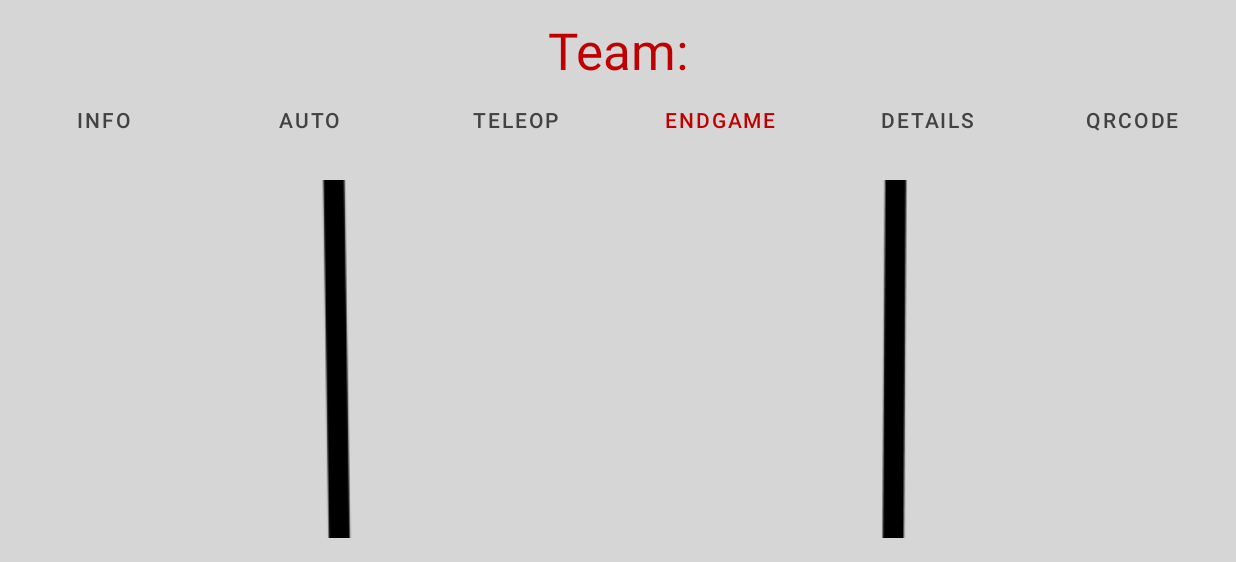
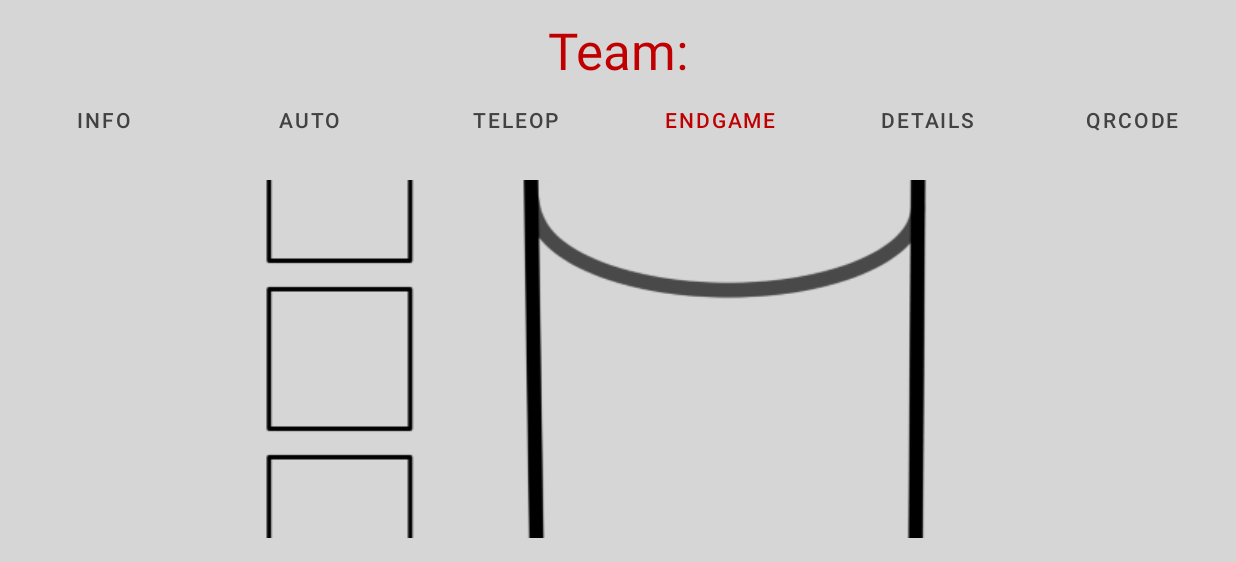
Before and after one commit to team-2073-eagleforce/EagleforceScoutingApplication, an Android app: the screen it shows after launch (ScoutingFormActivity), tab 4 chosen, on a phone screen of 824 x 412 dp (held sideways), the part 56-618 px from its top. Run offline under Robolectric (Android 15) with nearby library versions, the phone set to English and light mode, and no system bars; our stand-ins replace Timber; libraries missing offline, so code that uses them is left out: com.journeyapps.barcodescanner, com.mikepenz.materialdrawer, com.opencsv, com.opencsv.exceptions, rx.subscriptions; 6 statements that could not run were skipped.

Commit message:
Finished Endgame, Traps are not properly syncrhonized yet

```diff
--- a/app/src/main/java/com/team2073/eagleforcescoutingapplication/activities/fragment/ui/UIEndGameFragment.java
+++ b/app/src/main/java/com/team2073/eagleforcescoutingapplication/activities/fragment/ui/UIEndGameFragment.java
@@ -8,6 +8,7 @@ import android.view.LayoutInflater;
 import android.view.View;
 import android.view.ViewGroup;
 import android.view.inputmethod.InputMethodManager;
+import android.widget.ImageButton;
 import android.widget.TextView;
 
 import androidx.annotation.NonNull;
@@ -19,6 +20,7 @@ import com.team2073.eagleforcescoutingapplication.R;
 import com.team2073.eagleforcescoutingapplication.activities.fragment.PageViewModel;
 import com.team2073.eagleforcescoutingapplication.databinding.AddSubtractValuesBinding;
 import com.team2073.eagleforcescoutingapplication.databinding.UiFragmentEndgameBinding;
+import com.team2073.eagleforcescoutingapplication.databinding.UiFragmentTeleopBinding;
 import com.team2073.eagleforcescoutingapplication.framework.presenter.ScoutingFormPresenter;
 
 import timber.log.Timber;
@@ -28,8 +30,10 @@ public class UIEndGameFragment extends Fragment {
     private static final String ARG_SECTION_NUMBER = "Detail";
     private ScoutingFormPresenter scoutingFormPresenter;
     private UiFragmentEndgameBinding fragmentEndgameBinding;
-    private AddSubtractValuesBinding defensePerform;
-    private AddSubtractValuesBinding driverPerform;
+    //private UiFragmentTeleopBinding fragmentTeleopBinding;
+    //private UITeleopFragment fragmentTeleop;
+    //private AddSubtractValuesBinding defensePerform;
+    //private AddSubtractValuesBinding driverPerform;
 
 
     public static UIEndGameFragment newInstance(int index) {
@@ -62,9 +66,11 @@ public class UIEndGameFragment extends Fragment {
     @Override
     public void onViewCreated(@NonNull View view, @Nullable Bundle savedInstanceState) {
         initDataFields();
-        initTextFields();
+        //initTextFields();
         toggleClimb();
-        toggleTrap();
+        fragmentEndgameBinding.endTrap.trapOne.setOnClickListener(endTrapOne -> toggle_trap(fragmentEndgameBinding.endTrap.trapOne, "trapOne"));
+        fragmentEndgameBinding.endTrap.trapTwo.setOnClickListener(endTrapTwo -> toggle_trap(fragmentEndgameBinding.endTrap.trapTwo, "trapTwo"));
+        fragmentEndgameBinding.endTrap.trapThree.setOnClickListener(endTrapThree -> toggle_trap(fragmentEndgameBinding.endTrap.trapThree, "trapThree"));
         //togglePerformanceRatings();
         //editTextToggle();
     }
@@ -80,22 +86,43 @@ public class UIEndGameFragment extends Fragment {
 
     }
 
-    private void initTextFields() {
-        driverPerform.formField.setText(getResources().getString(R.string.driver_performance));
-        driverPerform.formScore.setText("0");
+    //private void initTextFields() {
+        //driverPerform.formField.setText(getResources().getString(R.string.driver_performance));
+        //driverPerform.formScore.setText("0");
 
-        defensePerform.formField.setText(getResources().getString(R.string.defense_performance));
-        defensePerform.formScore.setText("0");
-    }
+    //    defensePerform.formField.setText(getResources().getString(R.string.defense_performance));
+    //    defensePerform.formScore.setText("0");
+   // }
+
 
     private void toggleClimb() {
         fragmentEndgameBinding.endStageClimb.setOnClickListener(stageClimb ->
                 fragmentEndgameBinding.endStageClimb.setImageResource(scoutingFormPresenter.toggleClimb("endStageClimb")));
+
     }
 
-    //TODO Add the trap layout
-    private void toggleTrap() {
-        //fragmentEndgameBinding.endTrap.setOnClickListener(trap -> fragmentEndgameBinding.endTrap.setImageResource());
+
+
+    private void toggle_trap(ImageButton trapButtonEndgame, String trapNumber) {
+        if (readData(trapNumber).equals("0")) {
+            trapButtonEndgame.setImageResource(R.drawable.filled_trap_box);
+            //fragmentTeleopBinding.teleopTrap.trapOne.setImageResource(R.drawable.filled_trap_box);
+            saveData(trapNumber, "1");
+        } else {
+            trapButtonEndgame.setImageResource(R.drawable.empty_trap_box);
+            saveData(trapNumber, "0");
+
+        }
+        Timber.d("%s:%s", trapNumber, scoutingFormPresenter.readData(trapNumber));
+
+    }
+
+    public String readData(String key) {
+        return scoutingFormPresenter.readData(key);
+    }
+
+    public void saveData(String key, String data) {
+        scoutingFormPresenter.saveData(key, data);
     }
 
 
--- /dev/null
+++ b/app/src/main/res/layout/trap_layout_vertical.xml
@@ -0,0 +1,36 @@
+<?xml version="1.0" encoding="utf-8"?>
+<androidx.constraintlayout.widget.ConstraintLayout xmlns:android="http://schemas.android.com/apk/res/android"
+    android:layout_width="wrap_content"
+    android:layout_height="wrap_content"
+    xmlns:app="http://schemas.android.com/apk/res-auto">
+
+    <LinearLayout
+        android:layout_width="wrap_content"
+        android:layout_height="wrap_content"
+        android:orientation="vertical"
+        app:layout_constraintStart_toStartOf="parent"
+        app:layout_constraintTop_toTopOf="parent">
+
+        <ImageButton
+            android:id="@+id/trap_one"
+            android:layout_width="wrap_content"
+            android:layout_height="wrap_content"
+            android:background="@drawable/empty_trap_box"
+            android:layout_marginBottom="12dp"/>
+
+        <ImageButton
+            android:id="@+id/trap_two"
+            android:layout_width="wrap_content"
+            android:layout_height="wrap_content"
+            android:background="@drawable/empty_trap_box"
+            android:layout_marginBottom="12dp"/>
+
+        <ImageButton
+            android:id="@+id/trap_three"
+            android:layout_width="wrap_content"
+            android:layout_height="wrap_content"
+            android:background="@drawable/empty_trap_box"/>
+
+    </LinearLayout>
+
+</androidx.constraintlayout.widget.ConstraintLayout>
--- a/app/src/main/res/layout/ui_fragment_endgame.xml
+++ b/app/src/main/res/layout/ui_fragment_endgame.xml
@@ -7,23 +7,26 @@
     <RelativeLayout
         android:layout_width="match_parent"
         android:layout_height="wrap_content"
-        android:layout_gravity="center">
+        android:layout_gravity="center"
+        android:gravity="center">
 
         <ImageButton
             android:id="@+id/endStageClimb"
             android:layout_width="wrap_content"
             android:layout_height="wrap_content"
             android:layout_centerHorizontal="true"
-            android:layout_marginBottom="15dp"
-            android:background="@drawable/no_climb" />
+            android:layout_centerVertical="true"
+            android:background="@drawable/no_climb"
+            android:layout_marginLeft="45dp"/>
 
         <include
             android:id="@+id/endTrap"
-            layout="@layout/trap_layout"
+            layout="@layout/trap_layout_vertical"
             android:layout_width="wrap_content"
             android:layout_height="wrap_content"
-            android:layout_below="@id/endStageClimb"
             android:layout_centerHorizontal="true"
+            android:layout_centerVertical="true"
+            android:layout_toLeftOf="@id/endStageClimb"
             android:layout_marginBottom="15dp" />
 
 
```
Also changed, not shown: app/src/main/java/com/team2073/eagleforcescoutingapplication/framework/presenter/ScoutingFormPresenter.java (+14 -9 lines), app/src/main/res/drawable/buddy_climb.png, app/src/main/res/drawable/harmony.png, app/src/main/res/drawable/no_climb.png, app/src/main/res/drawable/park.png, app/src/main/res/drawable/single_climb.png.
